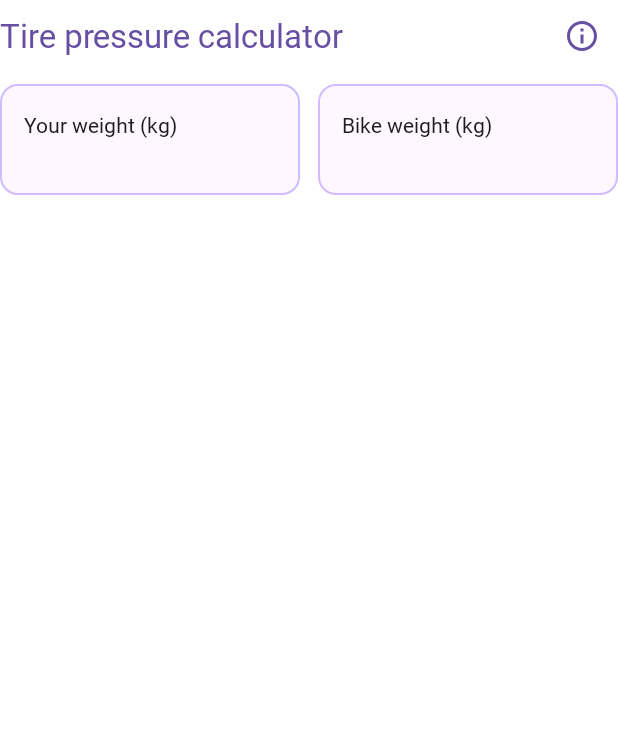
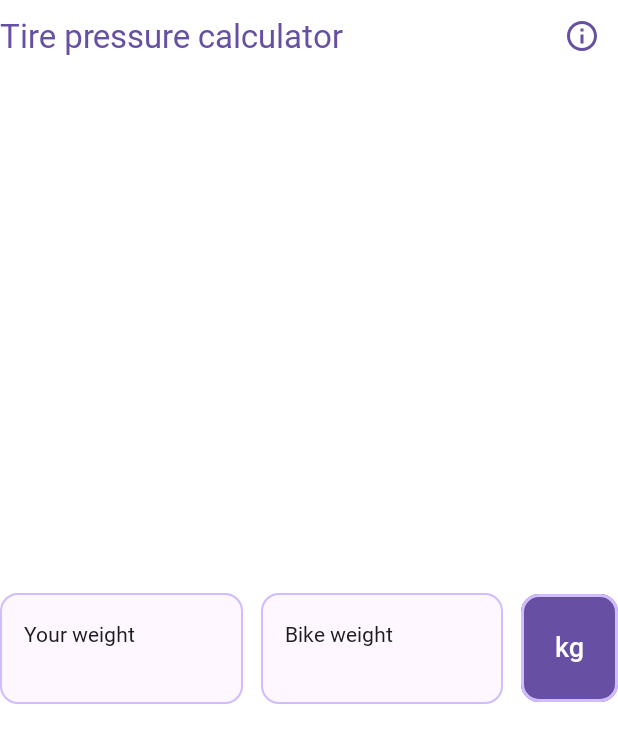
Before and after one commit to filin2hat/BikeCalc, an Android app built with Jetpack Compose: the @Preview function PressureCalculatorScreenPreview, on a phone screen of 412 x 824 dp. Shown: the top 743 px of the screen. Run offline under Robolectric (Android 15) with nearby library versions, the phone set to English and light mode, and no system bars.

Commit message:
Реализация указания веса в фунтах

```diff
--- a/app/src/main/kotlin/dev/filinhat/bikecalc/domain/repository/PressureCalcRepository.kt
+++ b/app/src/main/kotlin/dev/filinhat/bikecalc/domain/repository/PressureCalcRepository.kt
@@ -1,6 +1,7 @@
 package dev.filinhat.bikecalc.domain.repository
 
 import dev.filinhat.bikecalc.domain.enums.tire.TireSize
+import dev.filinhat.bikecalc.domain.enums.units.WeightUnit
 import dev.filinhat.bikecalc.domain.enums.wheel.WheelSize
 import dev.filinhat.bikecalc.domain.model.PressureCalcResult
 import kotlinx.coroutines.flow.Flow
@@ -14,5 +15,6 @@ interface PressureCalcRepository {
         bikeWeight: Double,
         wheelSize: WheelSize,
         tireSize: TireSize,
+        weightUnit: WeightUnit,
     ): Flow<PressureCalcResult>
 }
--- a/app/src/main/kotlin/dev/filinhat/bikecalc/presentation/screen/pressure/PressureCalculatorScreen.kt
+++ b/app/src/main/kotlin/dev/filinhat/bikecalc/presentation/screen/pressure/PressureCalculatorScreen.kt
@@ -6,6 +6,7 @@ import androidx.compose.animation.AnimatedVisibility
 import androidx.compose.animation.expandVertically
 import androidx.compose.animation.shrinkVertically
 import androidx.compose.foundation.background
+import androidx.compose.foundation.border
 import androidx.compose.foundation.layout.Arrangement
 import androidx.compose.foundation.layout.Box
 import androidx.compose.foundation.layout.Column
@@ -13,6 +14,7 @@ import androidx.compose.foundation.layout.Row
 import androidx.compose.foundation.layout.Spacer
 import androidx.compose.foundation.layout.fillMaxSize
 import androidx.compose.foundation.layout.fillMaxWidth
+import androidx.compose.foundation.layout.height
 import androidx.compose.foundation.layout.padding
 import androidx.compose.foundation.layout.size
 import androidx.compose.foundation.text.KeyboardOptions
@@ -20,6 +22,7 @@ import androidx.compose.material.icons.Icons
 import androidx.compose.material.icons.filled.Info
 import androidx.compose.material.icons.outlined.Info
 import androidx.compose.material3.CircularProgressIndicator
+import androidx.compose.material3.FilledIconButton
 import androidx.compose.material3.Icon
 import androidx.compose.material3.IconButton
 import androidx.compose.material3.IconButtonDefaults
@@ -56,6 +59,7 @@ import dev.filinhat.bikecalc.domain.enums.tire.TireSize275Inches
 import dev.filinhat.bikecalc.domain.enums.tire.TireSize28Inches
 import dev.filinhat.bikecalc.domain.enums.tire.TireSize29Inches
 import dev.filinhat.bikecalc.domain.enums.tube.TubeType
+import dev.filinhat.bikecalc.domain.enums.units.WeightUnit
 import dev.filinhat.bikecalc.domain.enums.wheel.Wheel
 import dev.filinhat.bikecalc.domain.enums.wheel.WheelSize
 import dev.filinhat.bikecalc.domain.model.PressureCalcResult
@@ -80,13 +84,14 @@ internal fun PressureCalculatorScreen(viewModel: PressureCalculatorViewModel = h
 
     PressureCalculatorScreen(
         uiState = uiState,
-        onCalcPressure = { bikeWeight, riderWeight, wheelSize, tireSize ->
+        onCalcPressure = { bikeWeight, riderWeight, wheelSize, tireSize, weightUnit ->
             viewModel.perform(
                 UiEvent.CalcPressure(
                     bikeWeight,
                     riderWeight,
                     wheelSize,
                     tireSize,
+                    weightUnit,
                 ),
             )
         },
@@ -102,16 +107,19 @@ private fun PressureCalculatorScreen(
         riderWeight: Double,
         wheelSize: WheelSize,
         tireSize: TireSize,
-    ) -> Unit = { _, _, _, _ -> },
+        weightUnit: WeightUnit,
+    ) -> Unit = { _, _, _, _, _ -> },
 ) {
     val keyboardController = LocalSoftwareKeyboardController.current
     val focusManager = LocalFocusManager.current
     val context = LocalContext.current
 
+    var selectedUnitWeight by rememberSaveable { mutableStateOf(WeightUnit.KG) }
     var riderWeight: String by rememberSaveable { mutableStateOf("") }
     var bikeWeight: String by rememberSaveable { mutableStateOf("") }
     var wheelSize: WheelSize? by rememberSaveable { mutableStateOf(null) }
     var tireSize: TireSize? by rememberSaveable { mutableStateOf(null) }
+    var selectedTubeType by rememberSaveable { mutableStateOf(TubeType.TUBES) }
 
     var wrongRiderWeight by rememberSaveable { mutableStateOf(false) }
     var wrongBikeWeight by rememberSaveable { mutableStateOf(false) }
@@ -119,8 +127,6 @@ private fun PressureCalculatorScreen(
     var expandedTireSize by rememberSaveable { mutableStateOf(false) }
     var expandedCalcResult by rememberSaveable { mutableStateOf(false) }
     var openInfoDialog by remember { mutableStateOf(false) }
-
-    var selectedTubeType by rememberSaveable { mutableStateOf(TubeType.TUBES) }
 
     when (uiState) {
         UiState.Loading -> {
@@ -221,7 +227,7 @@ private fun PressureCalculatorScreen(
                     modifier =
                         Modifier.fillMaxSize(),
                     horizontalArrangement = Arrangement.spacedBy(12.dp),
-                    verticalAlignment = Alignment.Top,
+                    verticalAlignment = Alignment.CenterVertically,
                 ) {
                     OutlinedTextField(
                         value = riderWeight,
@@ -237,7 +243,7 @@ private fun PressureCalculatorScreen(
                         },
                         label = {
                             Text(
-                                text = stringResource(R.string.rider_weight_kg),
+                                text = stringResource(R.string.rider_weight),
                                 fontSize = 14.sp,
                                 maxLines = 1,
                                 overflow = TextOverflow.Ellipsis,
@@ -285,7 +291,7 @@ private fun PressureCalculatorScreen(
                         },
                         label = {
                             Text(
-                                text = stringResource(R.string.bike_weight_kg),
+                                text = stringResource(R.string.bike_weight),
                                 fontSize = 14.sp,
                                 maxLines = 1,
                                 overflow = TextOverflow.Ellipsis,
@@ -319,6 +325,43 @@ private fun PressureCalculatorScreen(
                             }
                         },
                     )
+                    FilledIconButton(
+                        modifier =
+                            Modifier
+                                .weight(0.20f)
+                                .fillMaxWidth()
+                                .height(80.dp)
+                                .padding(bottom = 8.dp)
+                                .border(
+                                    width = 2.dp,
+                                    color = MaterialTheme.colorScheme.inversePrimary,
+                                    shape = MaterialTheme.shapes.medium,
+                                ),
+                        shape = MaterialTheme.shapes.medium,
+                        onClick = {
+                            expandedCalcResult = false
+                            selectedUnitWeight =
+                                when (selectedUnitWeight) {
+                                    WeightUnit.KG -> {
+                                        WeightUnit.LBS
+                                    }
+
+                                    WeightUnit.LBS -> {
+                                        WeightUnit.KG
+                                    }
+                                }
+                        },
+                    ) {
+                        Text(
+                            text =
+                                if (selectedUnitWeight == WeightUnit.KG) {
+                                    stringResource(R.string.kg)
+                                } else {
+                                    stringResource(R.string.lbs)
+                                },
+                            style = MaterialTheme.typography.titleMedium.copy(fontSize = 18.sp),
+                        )
+                    }
                 }
 
                 DropdownMenu(
@@ -378,6 +421,7 @@ private fun PressureCalculatorScreen(
                             riderWeight.toDouble(),
                             wheelSize ?: return@TubeTypeChangeButton,
                             tireSize ?: return@TubeTypeChangeButton,
+                            selectedUnitWeight,
                         )
                         keyboardController?.hide()
                         focusManager.clearFocus()
@@ -402,6 +446,7 @@ private fun PressureCalculatorScreen(
                             riderWeight.toDouble(),
                             wheelSize ?: return@CalculatePressureButton,
                             tireSize ?: return@CalculatePressureButton,
+                            selectedUnitWeight,
                         )
                         keyboardController?.hide()
                         focusManager.clearFocus()
@@ -452,7 +497,7 @@ private fun PressureCalculatorScreenPreview() {
                             tubelessRear = 0.0,
                         ),
                 ),
-            onCalcPressure = { _, _, _, _ -> },
+            onCalcPressure = { _, _, _, _, _ -> },
             modifier = Modifier,
         )
     }
--- a/app/src/main/kotlin/dev/filinhat/bikecalc/presentation/screen/pressure/PressureCalculatorViewModel.kt
+++ b/app/src/main/kotlin/dev/filinhat/bikecalc/presentation/screen/pressure/PressureCalculatorViewModel.kt
@@ -4,6 +4,7 @@ import androidx.lifecycle.ViewModel
 import androidx.lifecycle.viewModelScope
 import dagger.hilt.android.lifecycle.HiltViewModel
 import dev.filinhat.bikecalc.domain.enums.tire.TireSize
+import dev.filinhat.bikecalc.domain.enums.units.WeightUnit
 import dev.filinhat.bikecalc.domain.enums.wheel.WheelSize
 import dev.filinhat.bikecalc.domain.model.PressureCalcResult
 import dev.filinhat.bikecalc.domain.repository.PressureCalcRepository
@@ -44,6 +45,7 @@ class PressureCalculatorViewModel
                         event.riderWeight,
                         event.wheelSize,
                         event.tireSize,
+                        event.weightUnit,
                     )
             }
 
@@ -52,11 +54,12 @@ class PressureCalculatorViewModel
             bikeWeight: Double,
             wheelSize: WheelSize,
             tireSize: TireSize,
+            weightUnit: WeightUnit,
         ) {
             viewModelScope.launch {
                 _uiState.value = UiState.Loading
                 repository
-                    .calcPressure(riderWeight, bikeWeight, wheelSize, tireSize)
+                    .calcPressure(riderWeight, bikeWeight, wheelSize, tireSize, weightUnit)
                     .catch { e ->
                         _uiState.value = UiState.Error("Указаны не корректные данные для расчета.")
                     }.collect { result ->
--- a/app/src/main/kotlin/dev/filinhat/bikecalc/presentation/screen/pressure/UiEvent.kt
+++ b/app/src/main/kotlin/dev/filinhat/bikecalc/presentation/screen/pressure/UiEvent.kt
@@ -1,6 +1,7 @@
 package dev.filinhat.bikecalc.presentation.screen.pressure
 
 import dev.filinhat.bikecalc.domain.enums.tire.TireSize
+import dev.filinhat.bikecalc.domain.enums.units.WeightUnit
 import dev.filinhat.bikecalc.domain.enums.wheel.WheelSize
 
 /**
@@ -15,11 +16,13 @@ sealed interface UiEvent {
      * @param riderWeight Вес велосипедиста
      * @param wheelSize Размер колеса
      * @param tireSize Размер покрышки
+     * @param weightUnit Единица измерения веса (кг или фунт)
      */
     data class CalcPressure(
         val riderWeight: Double,
         val bikeWeight: Double,
         val wheelSize: WheelSize,
         val tireSize: TireSize,
+        val weightUnit: WeightUnit,
     ) : UiEvent
 }
--- a/app/src/main/res/values/strings.xml
+++ b/app/src/main/res/values/strings.xml
@@ -1,8 +1,10 @@
 <resources>
     <string name="app_name">Bike Calculator</string>
-    <string name="rider_weight_kg">Your weight (kg)</string>
+    <string name="rider_weight">Your weight</string>
+    <string name="kg">kg</string>
+    <string name="lbs">lbs</string>
     <string name="weight_incorrect">Incorrect weight entered</string>
-    <string name="bike_weight_kg">Bike weight (kg)</string>
+    <string name="bike_weight">Bike weight</string>
     <string name="wheel_size">Wheel size</string>
     <string name="tire_size">Tire size</string>
     <string name="calculate_pressure">Calculate pressure</string>
```
Also changed, not shown: app/src/main/kotlin/dev/filinhat/bikecalc/data/repository/PressureCalcRepositoryImpl.kt (+12 -0 lines), app/src/main/kotlin/dev/filinhat/bikecalc/domain/enums/units/PressureUnit.kt (added, +10 -0 lines), app/src/main/kotlin/dev/filinhat/bikecalc/domain/enums/units/PressureUnits.kt (deleted, +0 -10 lines), app/src/main/kotlin/dev/filinhat/bikecalc/domain/enums/units/WeightUnit.kt (added, +9 -0 lines), app/src/main/kotlin/dev/filinhat/bikecalc/presentation/ui/kit/pressure/ChangePressureButton.kt (+10 -10 lines), app/src/main/kotlin/dev/filinhat/bikecalc/presentation/ui/kit/pressure/ChangePressureRadioGroup.kt (+12 -12 lines), app/src/main/kotlin/dev/filinhat/bikecalc/presentation/ui/kit/pressure/PressureCard.kt (+14 -14 lines), 1 other file.
